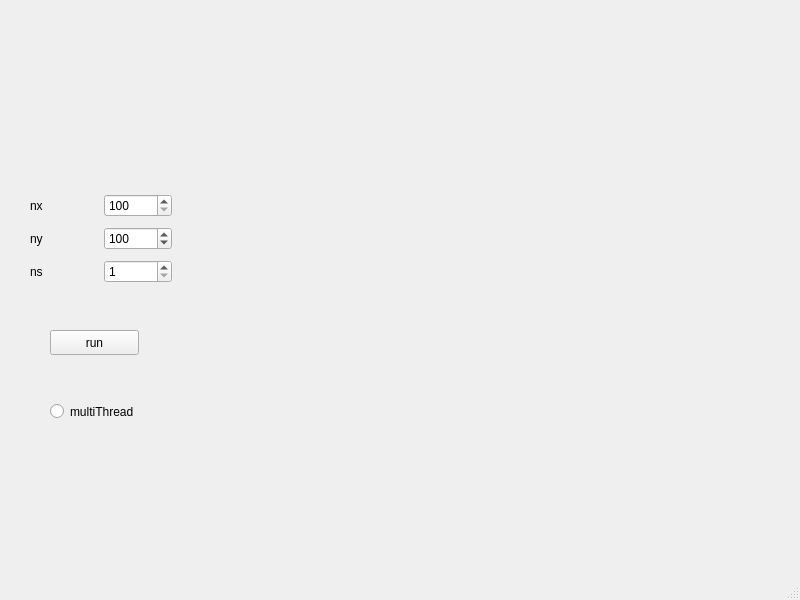
newMember1/toyPBRT, file mainwindow.ui: the form before one commit.
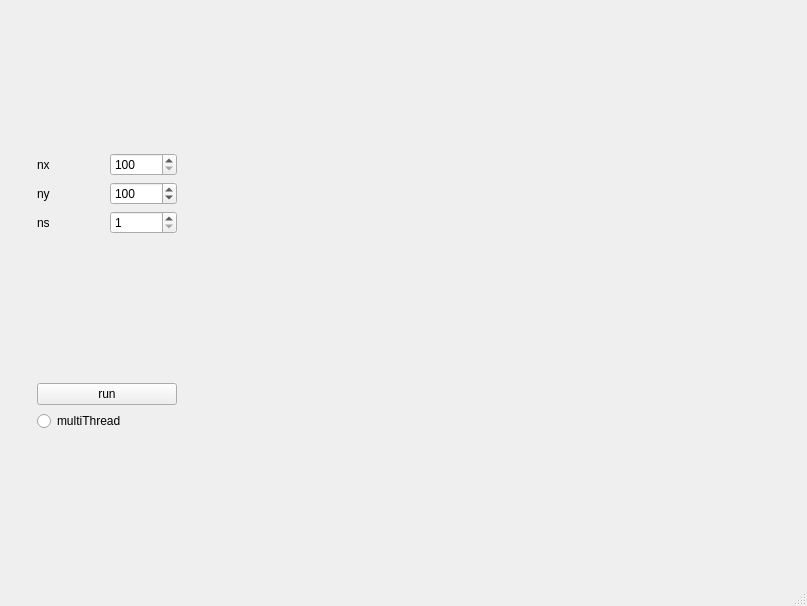
The form after the commit.

Patch:
```diff
--- a/mainwindow.ui
+++ b/mainwindow.ui
@@ -6,61 +6,53 @@
    <rect>
     <x>0</x>
     <y>0</y>
-    <width>800</width>
-    <height>600</height>
+    <width>807</width>
+    <height>606</height>
    </rect>
   </property>
+  <property name="sizePolicy">
+   <sizepolicy hsizetype="Expanding" vsizetype="Expanding">
+    <horstretch>0</horstretch>
+    <verstretch>0</verstretch>
+   </sizepolicy>
+  </property>
   <property name="windowTitle">
    <string>MainWindow</string>
   </property>
   <widget class="QWidget" name="centralwidget">
-   <widget class="QLabel" name="imageLabel">
-    <property name="geometry">
-     <rect>
-      <x>370</x>
-      <y>70</y>
-      <width>400</width>
-      <height>400</height>
-     </rect>
-    </property>
-    <property name="minimumSize">
+   <layout class="QGridLayout" name="gridLayout" columnstretch="1,3">
+    <item row="0" column="0">
+     <layout class="QHBoxLayout" name="horizontalLayout_4" stretch="1,5,1">
+      <item>
+       <spacer name="horizontalSpacer_2">
+        <property name="orientation">
+         <enum>Qt::Horizontal</enum>
+        </property>
+        <property name="sizeHint" stdset="0">
      <size>
-      <width>400</width>
-      <height>400</height>
-     </size>
-    </property>
-    <property name="autoFillBackground">
-     <bool>true</bool>
-    </property>
-    <property name="text">
-     <string/>
-    </property>
-   </widget>
-   <widget class="QPushButton" name="renderBotton">
-    <property name="geometry">
-     <rect>
-      <x>50</x>
-      <y>330</y>
-      <width>89</width>
-      <height>25</height>
-     </rect>
-    </property>
-    <property name="text">
-     <string>run</string>
-    </property>
-   </widget>
-   <widget class="QWidget" name="layoutWidget">
-    <property name="geometry">
-     <rect>
-      <x>30</x>
-      <y>190</y>
-      <width>142</width>
-      <height>98</height>
-     </rect>
-    </property>
+          <width>40</width>
+          <height>20</height>
+         </size>
+        </property>
+       </spacer>
+      </item>
+      <item>
     <layout class="QVBoxLayout" name="verticalLayout">
      <item>
-      <layout class="QHBoxLayout" name="horizontalLayout">
+         <spacer name="verticalSpacer">
+          <property name="orientation">
+           <enum>Qt::Vertical</enum>
+          </property>
+          <property name="sizeHint" stdset="0">
+           <size>
+            <width>20</width>
+            <height>40</height>
+           </size>
+          </property>
+         </spacer>
+        </item>
+        <item>
+         <layout class="QHBoxLayout" name="horizontalLayout_3">
        <item>
         <widget class="QLabel" name="nxLabel">
          <property name="text">
@@ -108,7 +100,7 @@
       </layout>
      </item>
      <item>
-      <layout class="QHBoxLayout" name="horizontalLayout_3">
+         <layout class="QHBoxLayout" name="horizontalLayout">
        <item>
         <widget class="QLabel" name="nsLabel">
          <property name="text">
@@ -128,24 +120,95 @@
        </item>
       </layout>
      </item>
-    </layout>
-   </widget>
+        <item>
+         <spacer name="verticalSpacer_2">
+          <property name="orientation">
+           <enum>Qt::Vertical</enum>
+          </property>
+          <property name="sizeHint" stdset="0">
+           <size>
+            <width>20</width>
+            <height>40</height>
+           </size>
+          </property>
+         </spacer>
+        </item>
+        <item>
+         <widget class="QPushButton" name="renderBotton">
+          <property name="text">
+           <string>run</string>
+          </property>
+         </widget>
+        </item>
+        <item>
    <widget class="QRadioButton" name="radioButton_multiThread">
     <property name="enabled">
      <bool>true</bool>
     </property>
-    <property name="geometry">
-     <rect>
-      <x>50</x>
-      <y>400</y>
-      <width>112</width>
-      <height>23</height>
-     </rect>
-    </property>
     <property name="text">
      <string>multiThread</string>
     </property>
    </widget>
+        </item>
+        <item>
+         <spacer name="verticalSpacer_3">
+          <property name="orientation">
+           <enum>Qt::Vertical</enum>
+          </property>
+          <property name="sizeHint" stdset="0">
+           <size>
+            <width>20</width>
+            <height>40</height>
+           </size>
+          </property>
+         </spacer>
+        </item>
+       </layout>
+      </item>
+      <item>
+       <spacer name="horizontalSpacer">
+        <property name="orientation">
+         <enum>Qt::Horizontal</enum>
+        </property>
+        <property name="sizeHint" stdset="0">
+         <size>
+          <width>40</width>
+          <height>20</height>
+         </size>
+        </property>
+       </spacer>
+      </item>
+     </layout>
+    </item>
+    <item row="0" column="1">
+     <widget class="QLabel" name="imageLabel">
+      <property name="sizePolicy">
+       <sizepolicy hsizetype="Expanding" vsizetype="Expanding">
+        <horstretch>0</horstretch>
+        <verstretch>0</verstretch>
+       </sizepolicy>
+      </property>
+      <property name="minimumSize">
+       <size>
+        <width>400</width>
+        <height>400</height>
+       </size>
+      </property>
+      <property name="autoFillBackground">
+       <bool>true</bool>
+      </property>
+      <property name="text">
+       <string/>
+      </property>
+      <property name="scaledContents">
+       <bool>true</bool>
+      </property>
+      <property name="alignment">
+       <set>Qt::AlignCenter</set>
+      </property>
+     </widget>
+    </item>
+   </layout>
   </widget>
   <widget class="QMenuBar" name="menubar">
    <property name="geometry">
```
Left out of the diff: 4 changed lines with no effect on the pictures. Lines whose indentation alone changed are shown as unchanged.
